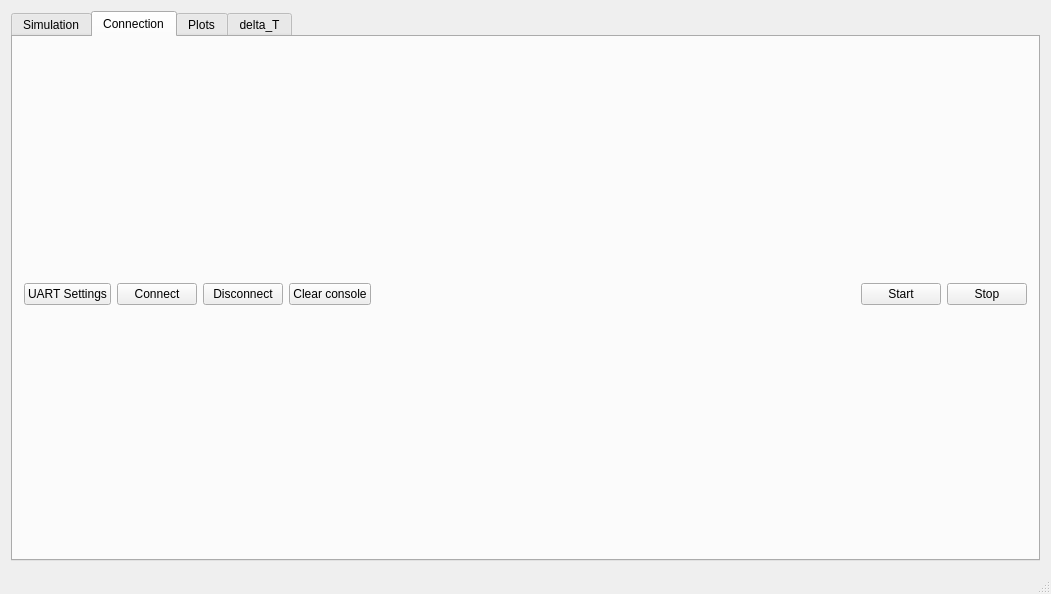
Qt form mainwindow.ui (dkoszkul/master-thesis) before a commit.
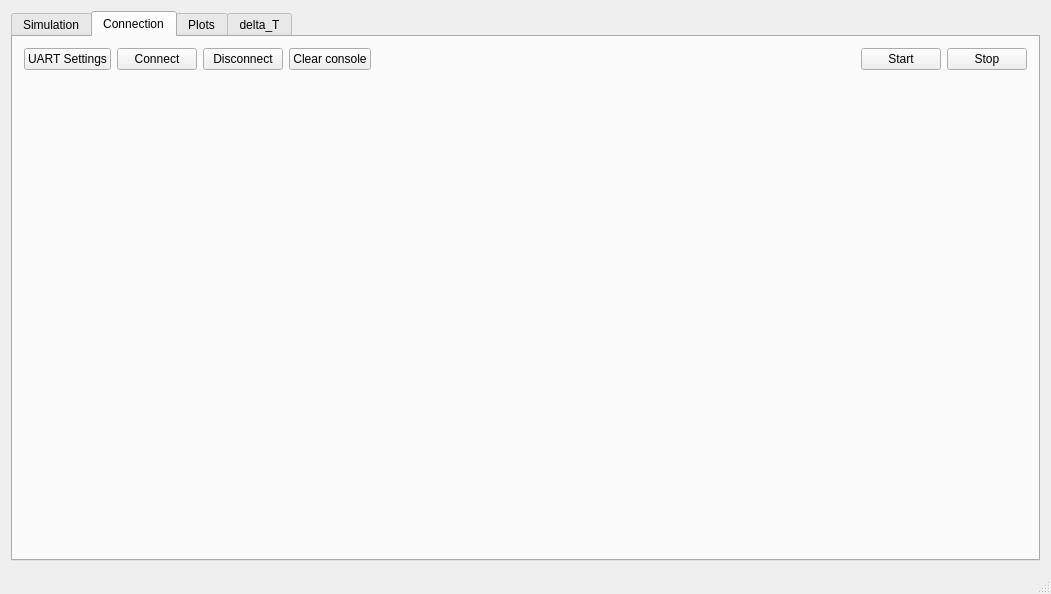
The same form after that commit. The open tabs and pages were chosen to show the change.

Diff of the .ui file:
```diff
--- a/mainwindow.ui
+++ b/mainwindow.ui
@@ -141,6 +141,12 @@
             <property name="orientation">
              <enum>Qt::Horizontal</enum>
             </property>
+            <property name="sizeHint" stdset="0">
+             <size>
+              <width>0</width>
+              <height>0</height>
+             </size>
+            </property>
            </spacer>
           </item>
           <item>
@@ -148,6 +154,12 @@
             <property name="orientation">
              <enum>Qt::Vertical</enum>
             </property>
+            <property name="sizeHint" stdset="0">
+             <size>
+              <width>0</width>
+              <height>0</height>
+             </size>
+            </property>
            </spacer>
           </item>
          </layout>
```
Left out of the diff: 16 changed lines with no effect on the pictures.
